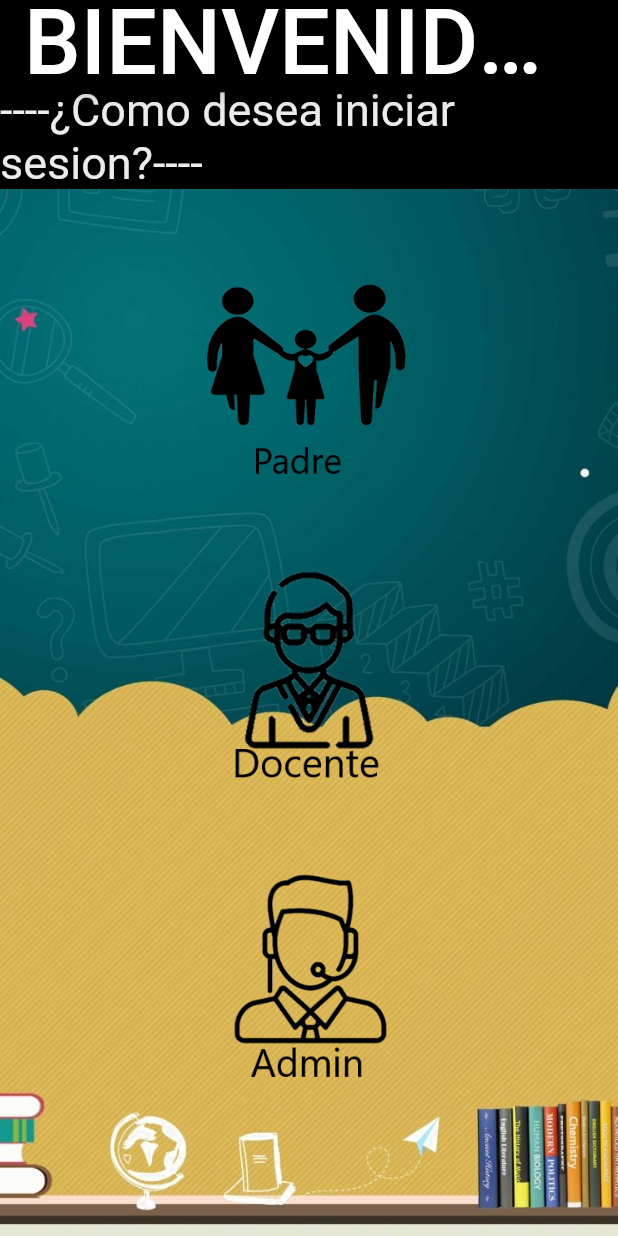
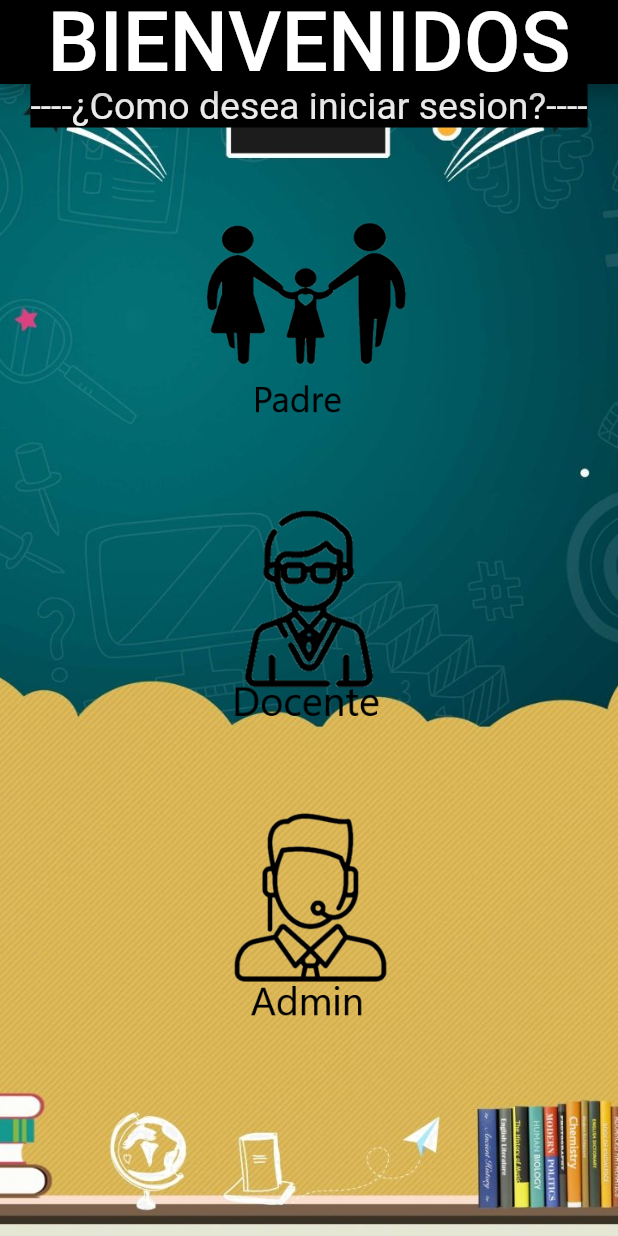
Before and after one commit to Diego-Chachagua/control_nota, a Flutter app: the screen it shows after launch, on a phone screen of 412 x 824 dp. Run offline on Flutter 3.47's test engine with Material 2 defaults, Android fonts, the light colour scheme and no system bars; our stand-ins replace animate_do.

Commit message:
main cambios

```diff
--- a/lib/main.dart
+++ b/lib/main.dart
@@ -26,7 +26,7 @@ class MyApp extends StatelessWidget{
           appBar: AppBar(
 
             backgroundColor: const Color.fromARGB(255, 0, 0, 0),
-            title:  Center(child:  ElasticIn(child: const Text('BIENVENIDOS',style: TextStyle(color: Color.fromARGB(255, 255, 255, 255),fontSize: 60),))),
+            title:  Center(child:  ElasticIn(child: const Text('BIENVENIDOS',style: TextStyle(color: Color.fromARGB(255, 255, 255, 255),fontSize: 55),))),
           ),
           backgroundColor: Colors.transparent,
         body: Cuerpo(),
@@ -126,6 +126,6 @@ Widget espacio(){
 Widget inicio(){
   return Container(
     color: Colors.black,
-    child: const Text('----¿Como desea iniciar sesion?----', style: TextStyle(fontSize: 30, color: Color.fromARGB(236, 255, 255, 255)),)
+    child: const Text('----¿Como desea iniciar sesion?----', style: TextStyle(fontSize: 25, color: Color.fromARGB(236, 255, 255, 255)),)
     );
 }
```
